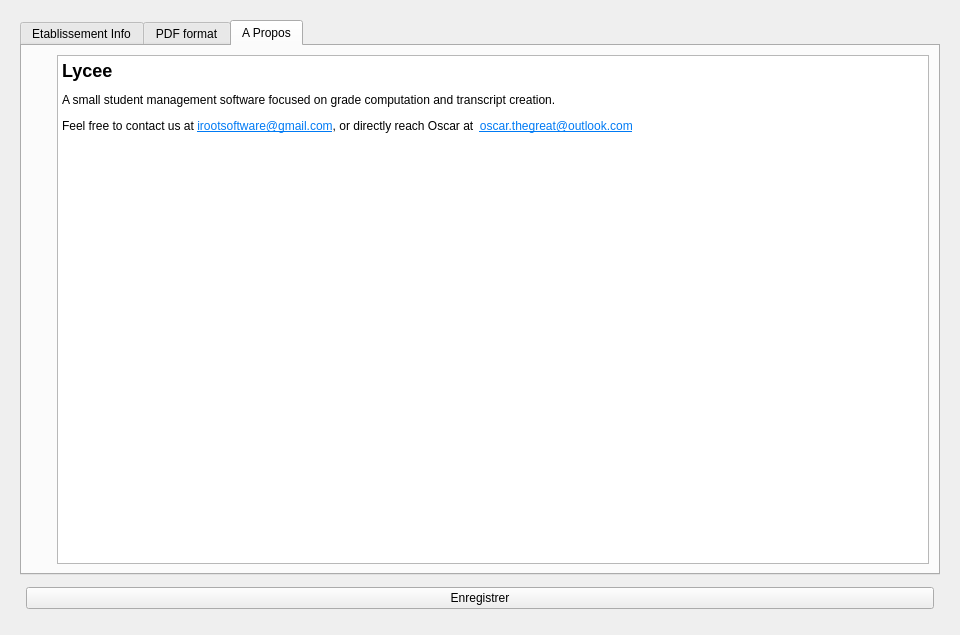
The window that settingspage.ui (self-root/lycee) describes before a commit, drawn with Qt 5.
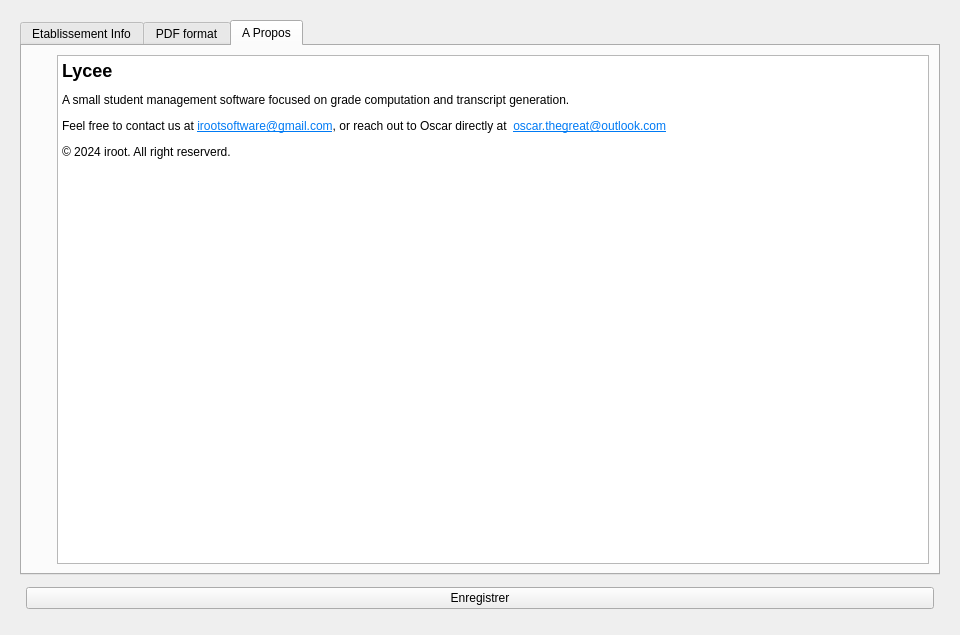
The same window after the commit. The open tabs and pages were chosen to show the change. Icons and pictures are not drawn.

Commit message: Support both comma and and point for decimal values in clipboard

```diff
--- a/settingspage.ui
+++ b/settingspage.ui
@@ -409,8 +409,9 @@
 li.checked::marker { content: &quot;\2612&quot;; }
 &lt;/style&gt;&lt;/head&gt;&lt;body style=&quot; font-family:'Segoe UI'; font-size:9pt; font-weight:400; font-style:normal;&quot;&gt;
 &lt;h2 style=&quot; margin-top:16px; margin-bottom:12px; margin-left:0px; margin-right:0px; -qt-block-indent:0; text-indent:0px;&quot;&gt;&lt;span style=&quot; font-size:x-large; font-weight:700;&quot;&gt;Lycee &lt;/span&gt;&lt;/h2&gt;
-&lt;p style=&quot; margin-top:12px; margin-bottom:12px; margin-left:0px; margin-right:0px; -qt-block-indent:0; text-indent:0px;&quot;&gt;A small student management software focused on grade computation and transcript creation. &lt;/p&gt;
-&lt;p style=&quot; margin-top:12px; margin-bottom:12px; margin-left:0px; margin-right:0px; -qt-block-indent:0; text-indent:0px;&quot;&gt;Feel free to contact us at &lt;a href=&quot;mailto:irootsoftware@gmail.com&quot;&gt;&lt;span style=&quot; text-decoration: underline; color:#007af4;&quot;&gt;irootsoftware@gmail.com&lt;/span&gt;&lt;/a&gt;, or directly reach Oscar at  &lt;a href=&quot;mailto:oscar.thegreat@outlook.com&quot;&gt;&lt;span style=&quot; text-decoration: underline; color:#007af4;&quot;&gt;oscar.thegreat@outlook.com&lt;/span&gt;&lt;/a&gt; &lt;/p&gt;&lt;/body&gt;&lt;/html&gt;</string>
+&lt;p style=&quot; margin-top:12px; margin-bottom:12px; margin-left:0px; margin-right:0px; -qt-block-indent:0; text-indent:0px;&quot;&gt;A small student management software focused on grade computation and transcript generation. &lt;/p&gt;
+&lt;p style=&quot; margin-top:12px; margin-bottom:12px; margin-left:0px; margin-right:0px; -qt-block-indent:0; text-indent:0px;&quot;&gt;Feel free to contact us at &lt;a href=&quot;mailto:irootsoftware@gmail.com&quot;&gt;&lt;span style=&quot; text-decoration: underline; color:#007af4;&quot;&gt;irootsoftware@gmail.com&lt;/span&gt;&lt;/a&gt;, or reach out to Oscar directly at  &lt;a href=&quot;mailto:oscar.thegreat@outlook.com&quot;&gt;&lt;span style=&quot; text-decoration: underline; color:#007af4;&quot;&gt;oscar.thegreat@outlook.com&lt;/span&gt;&lt;/a&gt; &lt;/p&gt;
+&lt;p style=&quot; margin-top:12px; margin-bottom:12px; margin-left:0px; margin-right:0px; -qt-block-indent:0; text-indent:0px;&quot;&gt;© 2024 iroot. All right reserverd.&lt;/p&gt;&lt;/body&gt;&lt;/html&gt;</string>
              </property>
              <property name="openExternalLinks">
               <bool>true</bool>
```
The commit also changes 1 other file.
